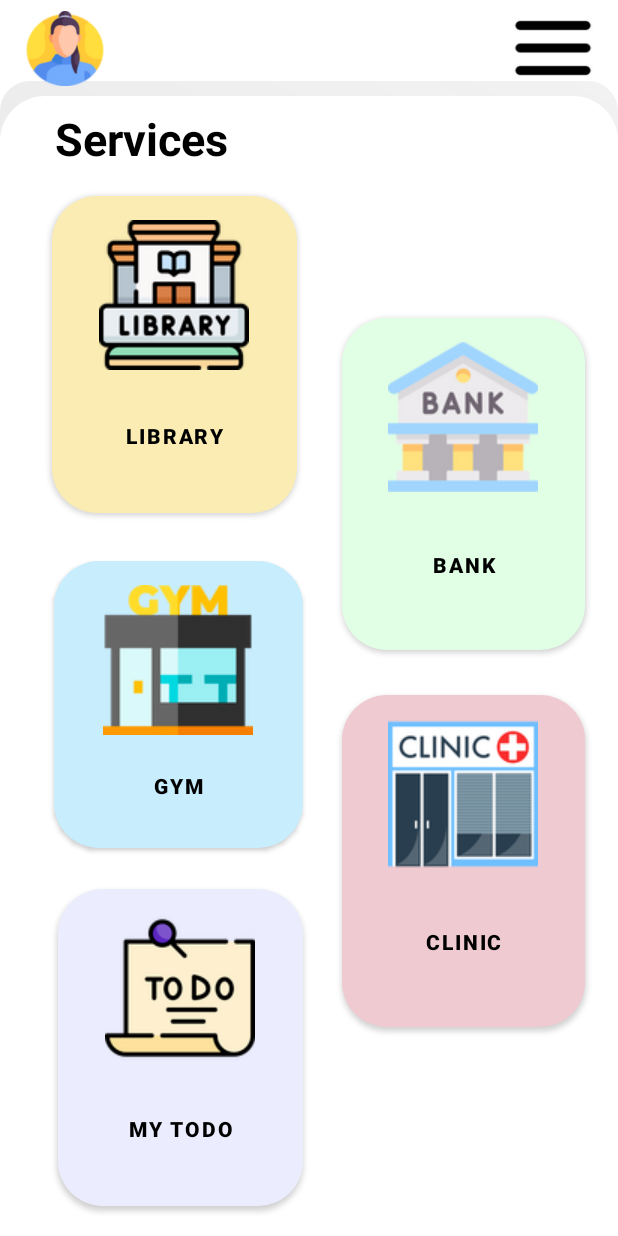
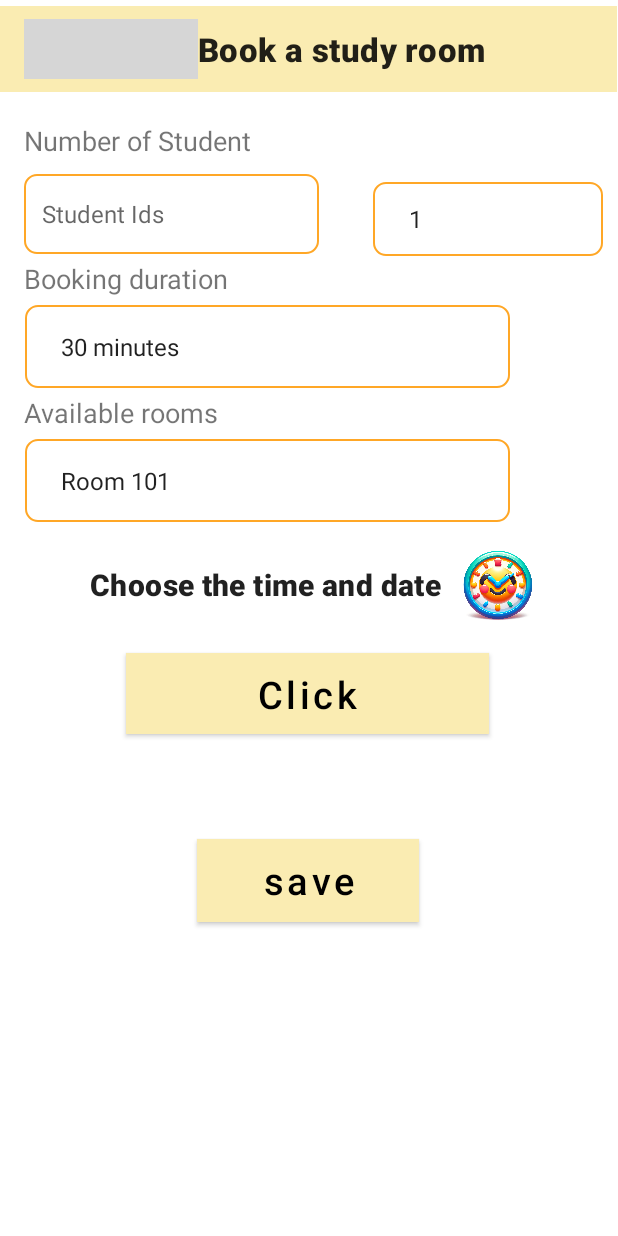
Before and after one commit to GhaidYahya/RitajX, an Android app: the services screen opened directly, with no data from a screen before it, after a tap on "LIBRARY", on a phone screen of 412 x 824 dp. Run offline under Robolectric (Android 15) with nearby library versions, the phone set to English and light mode, and no system bars; grey boxes are pictures that could not be loaded.

Commit message:
saraVar1

```diff
--- a/app/src/main/AndroidManifest.xml
+++ b/app/src/main/AndroidManifest.xml
@@ -14,6 +14,12 @@
         android:supportsRtl="true"
         android:theme="@style/Theme.RitajX"
         tools:targetApi="31">
+        <activity
+            android:name=".Grade"
+            android:exported="false" />
+        <activity
+            android:name=".Library"
+            android:exported="false" />
         <activity
             android:name=".profile"
             android:exported="false" />
--- /dev/null
+++ b/app/src/main/java/com/example/ritajx/Library.java
@@ -0,0 +1,90 @@
+package com.example.ritajx;
+
+
+import static androidx.appcompat.app.AppCompatDelegate.MODE_NIGHT_FOLLOW_SYSTEM;
+import static androidx.appcompat.app.AppCompatDelegate.MODE_NIGHT_NO;
+
+import androidx.appcompat.app.AppCompatActivity;
+import androidx.appcompat.app.AppCompatDelegate;
+
+import android.app.DatePickerDialog;
+import android.app.Service;
+import android.app.TimePickerDialog;
+import android.content.Intent;
+import android.os.Bundle;
+import android.view.View;
+import android.widget.Button;
+import android.widget.DatePicker;
+import android.widget.RadioGroup;
+import android.widget.TextView;
+import android.widget.TimePicker;
+import androidx.appcompat.widget.AppCompatImageView;
+
+public class Library extends AppCompatActivity {
+
+    private TextView textView;
+    private Button button;
+
+    private AppCompatImageView backButton;
+
+    @Override
+    protected void onCreate(Bundle savedInstanceState) {
+        super.onCreate(savedInstanceState);
+        setContentView(R.layout.activity_library);
+
+        textView = findViewById(R.id.show);
+        button = findViewById(R.id.click);
+        backButton = findViewById(R.id.backButton);
+        backButton.setOnClickListener(new View.OnClickListener() {
+            @Override
+            public void onClick(View view) {
+                // Create an Intent to start MainActivity
+                Intent intent = new Intent(Library.this, Service.class);
+                startActivity(intent);
+
+                // Optionally, if you want to finish the current Activity
+                finish();
+            }
+        });
+        button.setOnClickListener(new View.OnClickListener() {
+            @Override
+            public void onClick(View view) {
+
+                openDatePicker();
+
+                openTimePicker();
+            }
+        });
+
+
+    }
+
+    private void openDatePicker() {
+        DatePickerDialog datePickerDialog = new DatePickerDialog(this, R.style.DialogTheme, new DatePickerDialog.OnDateSetListener() {
+            @Override
+            public void onDateSet(DatePicker datePicker, int year, int month, int day) {
+
+                textView.setText(String.valueOf(year) + "." + String.valueOf(month) + "." + String.valueOf(day));
+
+            }
+        }, 2024, 01, 20);
+
+        datePickerDialog.show();
+    }
+
+
+    private void openTimePicker() {
+
+        TimePickerDialog timePickerDialog = new TimePickerDialog(this, R.style.DialogTheme, new TimePickerDialog.OnTimeSetListener() {
+            @Override
+            public void onTimeSet(TimePicker timePicker, int hour, int minute) {
+
+
+                textView.setText(String.valueOf(hour) + ":" + String.valueOf(minute));
+
+            }
+        }, 15, 30, false);
+
+        timePickerDialog.show();
+    }
+}
--- a/app/src/main/java/com/example/ritajx/services.java
+++ b/app/src/main/java/com/example/ritajx/services.java
@@ -48,5 +48,14 @@ public class services extends AppCompatActivity {
                 startActivity(intent);
             }
         });
+
+        library_btn.setOnClickListener(new View.OnClickListener() {
+            @Override
+            public void onClick(View v) {
+                Intent intent = new Intent (services.this, Library.class);
+                startActivity(intent);
+            }
+        });
+
     }
 }
--- /dev/null
+++ b/app/src/main/res/drawable/edit_text.xml
@@ -0,0 +1,17 @@
+<?xml version="1.0" encoding="utf-8"?>
+<selector xmlns:android="http://schemas.android.com/apk/res/android">
+    <item>
+        <shape android:shape="rectangle">
+            <solid android:color="#FFFFFF"/> <!-- White background -->
+            <corners android:radius="8dp"/> <!-- Smoothly rounded corners -->
+            <stroke
+                android:width="1dp"
+                android:color="#FFA726"/> <!-- Orange border for a subtle pop -->
+            <padding
+                android:left="16dp"
+                android:top="12dp"
+                android:right="16dp"
+                android:bottom="12dp"/> <!-- Padding inside the EditText -->
+        </shape>
+    </item>
+</selector>
--- /dev/null
+++ b/app/src/main/res/layout/activity_library.xml
@@ -0,0 +1,225 @@
+<?xml version="1.0" encoding="utf-8"?>
+<androidx.constraintlayout.widget.ConstraintLayout
+    xmlns:android="http://schemas.android.com/apk/res/android"
+    xmlns:app="http://schemas.android.com/apk/res-auto"
+    xmlns:tools="http://schemas.android.com/tools"
+    android:layout_width="match_parent"
+    android:layout_height="match_parent"
+    android:background="@color/white"
+    tools:context=".Library">
+
+    <androidx.appcompat.widget.Toolbar
+        android:id="@+id/toolbar"
+        android:layout_width="411dp"
+        android:layout_height="57dp"
+        android:layout_marginTop="4dp"
+        android:background="@color/purple_500"
+        app:layout_constraintEnd_toEndOf="parent"
+        app:layout_constraintHorizontal_bias="0.0"
+        app:layout_constraintStart_toStartOf="parent"
+        app:layout_constraintTop_toTopOf="parent">
+
+        <androidx.appcompat.widget.AppCompatImageView
+            android:id="@+id/backButton"
+            android:layout_width="wrap_content"
+            android:layout_height="40dp"
+            android:padding="10dp"
+            android:src="@drawable/back_btn"
+            android:tint="@color/black"
+            app:layout_constraintStart_toStartOf="parent"
+            app:layout_constraintTop_toTopOf="parent" />
+
+        <TextView
+            android:id="@+id/toolbarTitle"
+            android:layout_width="wrap_content"
+            android:layout_height="wrap_content"
+            android:layout_gravity="center"
+            android:text="Book a study room"
+            android:textAppearance="?attr/textAppearanceHeadline6"
+            android:textSize="22sp"
+            android:textStyle="bold"
+            app:layout_constraintEnd_toEndOf="parent"
+            app:layout_constraintStart_toEndOf="@id/backButton"
+            app:layout_constraintTop_toTopOf="parent" />
+
+    </androidx.appcompat.widget.Toolbar>
+
+    <EditText
+        android:id="@+id/editTextStudentId"
+        android:layout_width="0dp"
+        android:layout_height="53dp"
+        android:layout_marginStart="16dp"
+        android:layout_marginTop="10dp"
+        android:layout_marginEnd="16dp"
+        android:background="@drawable/edit_text"
+        android:hint="Student Ids"
+        android:inputType="number"
+        android:padding="12dp"
+        android:textColor="@color/black"
+        android:textSize="16sp"
+        app:layout_constraintEnd_toStartOf="@+id/NumberOfPeople"
+        app:layout_constraintStart_toStartOf="parent"
+        app:layout_constraintTop_toBottomOf="@id/textView" />
+
+    <Spinner
+        android:id="@+id/NumberOfPeople"
+        android:layout_width="153dp"
+        android:layout_height="49dp"
+        android:layout_marginStart="20dp"
+        android:layout_marginTop="60dp"
+        android:layout_marginEnd="10dp"
+        android:background="@drawable/edit_text"
+
+        android:entries="@array/number"
+        android:spinnerMode="dropdown"
+        app:layout_constraintEnd_toEndOf="parent"
+        app:layout_constraintStart_toEndOf="@id/editTextStudentId"
+        app:layout_constraintTop_toBottomOf="@+id/toolbar" />
+
+    <TextView
+        android:id="@+id/textView"
+        android:layout_width="wrap_content"
+        android:layout_height="wrap_content"
+        android:layout_marginStart="16dp"
+        android:layout_marginTop="20dp"
+        android:layout_marginBottom="10dp"
+        android:text="Number of Student"
+        android:textSize="18dp"
+        app:layout_constraintBottom_toTopOf="@+id/editTextStudentId"
+        app:layout_constraintEnd_toEndOf="@id/toolbar"
+        app:layout_constraintHorizontal_bias="0.0"
+        app:layout_constraintStart_toStartOf="parent"
+        app:layout_constraintTop_toBottomOf="@+id/toolbar" />
+
+    <TextView
+        android:id="@+id/Bookingduration"
+        android:layout_width="wrap_content"
+        android:layout_height="wrap_content"
+        android:layout_marginStart="16dp"
+        android:layout_marginTop="4dp"
+        android:textSize="18dp"
+        android:text="Booking duration"
+        app:layout_constraintStart_toStartOf="parent"
+        app:layout_constraintTop_toBottomOf="@+id/editTextStudentId" />
+
+    <Spinner
+        android:id="@+id/bookingduration"
+        android:layout_width="323dp"
+        android:layout_height="55dp"
+        android:layout_marginStart="16dp"
+        android:layout_marginTop="5dp"
+        android:layout_marginEnd="72dp"
+        android:background="@drawable/edit_text"
+        android:entries="@array/booking_duration_array"
+        android:spinnerMode="dropdown"
+        app:layout_constraintEnd_toEndOf="parent"
+        app:layout_constraintStart_toStartOf="parent"
+        app:layout_constraintTop_toBottomOf="@+id/Bookingduration" />
+
+
+    <TextView
+        android:id="@+id/Availablerooms"
+        android:layout_width="0dp"
+        android:layout_height="wrap_content"
+        android:layout_marginStart="16dp"
+        android:layout_marginTop="4dp"
+        android:textSize="18dp"
+
+        android:text="Available rooms"
+        app:layout_constraintEnd_toEndOf="parent"
+        app:layout_constraintHorizontal_bias="0.0"
+        app:layout_constraintStart_toStartOf="parent"
+        app:layout_constraintTop_toBottomOf="@id/bookingduration" />
+
+    <Spinner
+        android:id="@+id/available_rooms"
+        android:layout_width="323dp"
+        android:layout_height="55dp"
+        android:layout_marginStart="16dp"
+        android:layout_marginTop="5dp"
+        android:layout_marginEnd="72dp"
+        android:background="@drawable/edit_text"
+        android:entries="@array/available_rooms_array"
+        android:spinnerMode="dropdown"
+
+        app:layout_constraintEnd_toEndOf="parent"
+        app:layout_constraintStart_toStartOf="parent"
+        app:layout_constraintTop_toBottomOf="@+id/Availablerooms" />
+
+
+    <TextView
+        android:id="@+id/dates"
+        android:layout_width="291dp"
+        android:layout_height="31dp"
+        android:layout_gravity="center"
+        android:layout_marginStart="16dp"
+        android:layout_marginTop="28dp"
+        android:text="Choose the time and date"
+        android:textAppearance="?attr/textAppearanceHeadline6"
+        android:textSize="20dp"
+        android:textStyle="bold"
+        app:layout_constraintEnd_toEndOf="parent"
+        app:layout_constraintHorizontal_bias="0.423"
+        app:layout_constraintStart_toStartOf="parent"
+        app:layout_constraintTop_toBottomOf="@id/available_rooms" />
+
+    <TextView
+        android:id="@+id/show"
+        android:layout_width="178dp"
+        android:layout_height="21dp"
+        android:layout_gravity="center"
+        android:layout_marginStart="16dp"
+        android:layout_marginTop="4dp"
+        android:textAppearance="?attr/textAppearanceHeadline6"
+        app:layout_constraintEnd_toEndOf="parent"
+        app:layout_constraintHorizontal_bias="0.668"
+        app:layout_constraintStart_toStartOf="parent"
+        app:layout_constraintTop_toBottomOf="@+id/dates" />
+
+    <Button
+        android:id="@+id/click"
+        android:layout_width="242dp"
+        android:layout_height="54dp"
+        android:layout_marginTop="28dp"
+        android:background="@color/purple_500"
+        android:text="Click"
+        android:textAllCaps="false"
+        android:textColor="@color/black"
+        android:textSize="25sp"
+        app:layout_constraintEnd_toEndOf="parent"
+        app:layout_constraintHorizontal_bias="0.495"
+        app:layout_constraintStart_toStartOf="parent"
+        app:layout_constraintTop_toBottomOf="@id/dates" />
+
+
+
+    <ImageView
+        android:id="@+id/myImageView2"
+        android:layout_width="51dp"
+        android:layout_height="68dp"
+        android:src="@drawable/imagelibrary"
+        app:layout_constraintBottom_toBottomOf="@+id/show"
+        app:layout_constraintEnd_toEndOf="parent"
+        app:layout_constraintHorizontal_bias="0.847"
+        app:layout_constraintStart_toStartOf="parent"
+        app:layout_constraintTop_toBottomOf="@+id/available_rooms"
+        app:layout_constraintVertical_bias="0.45" />
+
+
+    <Button
+        android:id="@+id/Save"
+        android:layout_width="148dp"
+        android:layout_height="55dp"
+        android:layout_marginTop="152dp"
+        android:background="@color/purple_500"
+        android:text="save"
+        android:textAllCaps="false"
+        android:textColor="@color/black"
+        android:textSize="25sp"
+        app:layout_constraintEnd_toEndOf="parent"
+        app:layout_constraintHorizontal_bias="0.498"
+        app:layout_constraintStart_toStartOf="parent"
+        app:layout_constraintTop_toBottomOf="@id/dates" />
+
+
+</androidx.constraintlayout.widget.ConstraintLayout>
--- /dev/null
+++ b/app/src/main/res/values/array.xml
@@ -0,0 +1,26 @@
+<?xml version="1.0" encoding="utf-8"?>
+<resources>
+    <string-array name="booking_duration_array">
+        <item>30 minutes</item>
+        <item>1 hour</item>
+        <item>1 hour 30 minutes</item>
+        <item>2 hours</item>
+    </string-array>
+
+    <string-array name="number">
+
+        <item>1</item>
+        <item>2</item>
+        <item>3</item>
+        <item>4</item>
+    </string-array>
+
+    <string-array name="available_rooms_array">
+        <item>Room 101</item>
+        <item>Room 102</item>
+        <item>Room 103</item>
+        <item>Room 201</item>
+        <item>Room 202</item>
+        <item>Room 203</item>
+    </string-array>
+</resources>
--- a/app/src/main/res/values/themes.xml
+++ b/app/src/main/res/values/themes.xml
@@ -14,4 +14,8 @@
     </style>
 
     <style name="Theme.RitajX" parent="Base.Theme.RitajX" />
+
+    <style name="DialogTheme" parent="Theme.MaterialComponents.DayNight.Dialog">
+        <item name="colorAccent">@color/black</item>
+    </style>
 </resources>
```
Also changed, not shown: app/src/main/java/com/example/ritajx/AdapterGrade.java (added, +56 -0 lines), app/src/main/java/com/example/ritajx/Grade.java (added, +51 -0 lines), app/src/main/java/com/example/ritajx/home.java (+13 -0 lines), app/src/main/res/drawable/btn_lib.xml (added, +18 -0 lines), app/src/main/res/layout/activity_grade.xml (added, +44 -0 lines), app/src/main/res/layout/grade_item.xml (added, +64 -0 lines), app/src/main/res/drawable/imagelibrary.png (added).
